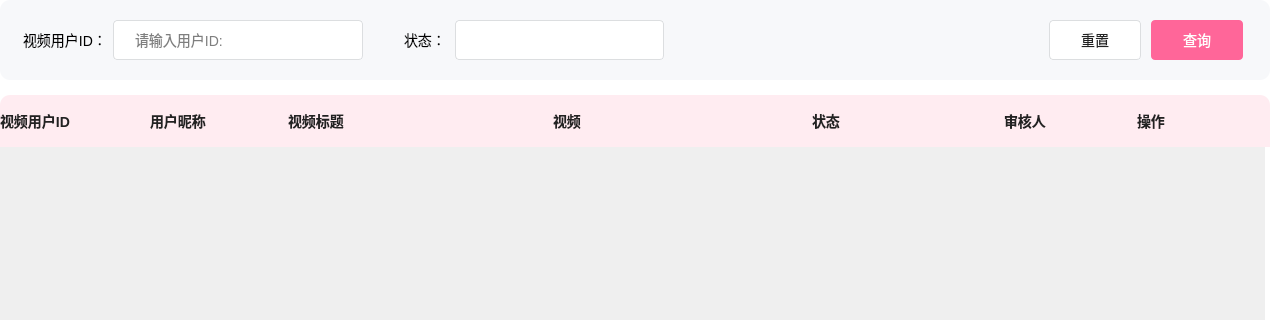
shilinnull/BiliVideoPlayer, file client/BiliVideoPlayerSystem/checktable.ui: the form before one commit; both pictures show x 0 to 1270 and y 0 to 320 of the 1270 by 686 pixel window.
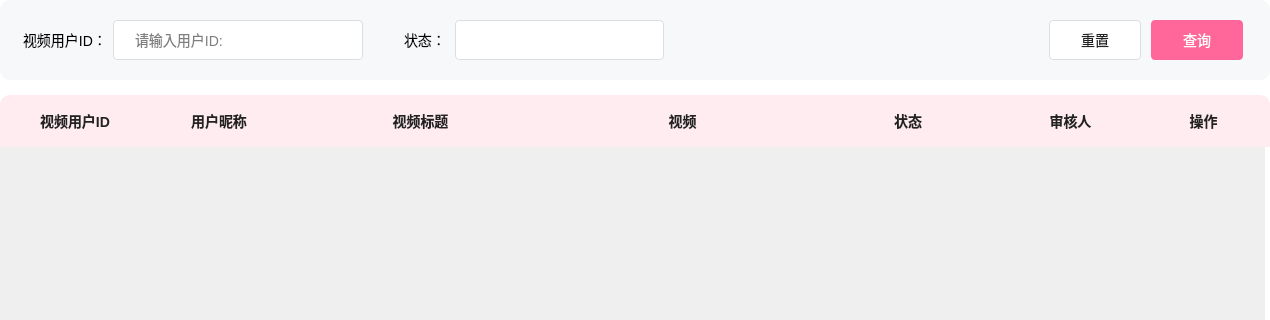
The form after the commit. Icons and pictures are not drawn.

Patch:
```diff
--- a/client/BiliVideoPlayerSystem/checktable.ui
+++ b/client/BiliVideoPlayerSystem/checktable.ui
@@ -449,6 +449,9 @@
               <property name="text">
                <string>视频用户ID</string>
               </property>
+              <property name="alignment">
+               <set>Qt::AlignmentFlag::AlignCenter</set>
+              </property>
              </widget>
             </item>
             <item>
@@ -468,6 +471,9 @@
               <property name="text">
                <string>用户昵称</string>
               </property>
+              <property name="alignment">
+               <set>Qt::AlignmentFlag::AlignCenter</set>
+              </property>
              </widget>
             </item>
             <item>
@@ -487,6 +493,9 @@
               <property name="text">
                <string>视频标题</string>
               </property>
+              <property name="alignment">
+               <set>Qt::AlignmentFlag::AlignCenter</set>
+              </property>
              </widget>
             </item>
             <item>
@@ -506,6 +515,9 @@
               <property name="text">
                <string>视频</string>
               </property>
+              <property name="alignment">
+               <set>Qt::AlignmentFlag::AlignCenter</set>
+              </property>
              </widget>
             </item>
             <item>
@@ -525,6 +537,9 @@
               <property name="text">
                <string>状态</string>
               </property>
+              <property name="alignment">
+               <set>Qt::AlignmentFlag::AlignCenter</set>
+              </property>
              </widget>
             </item>
             <item>
@@ -544,6 +559,9 @@
               <property name="text">
                <string>审核人</string>
               </property>
+              <property name="alignment">
+               <set>Qt::AlignmentFlag::AlignCenter</set>
+              </property>
              </widget>
             </item>
             <item>
@@ -563,6 +581,9 @@
               <property name="text">
                <string>操作</string>
               </property>
+              <property name="alignment">
+               <set>Qt::AlignmentFlag::AlignCenter</set>
+              </property>
              </widget>
             </item>
            </layout>
```
Left out of the diff: 3 changed lines with no effect on the pictures.
